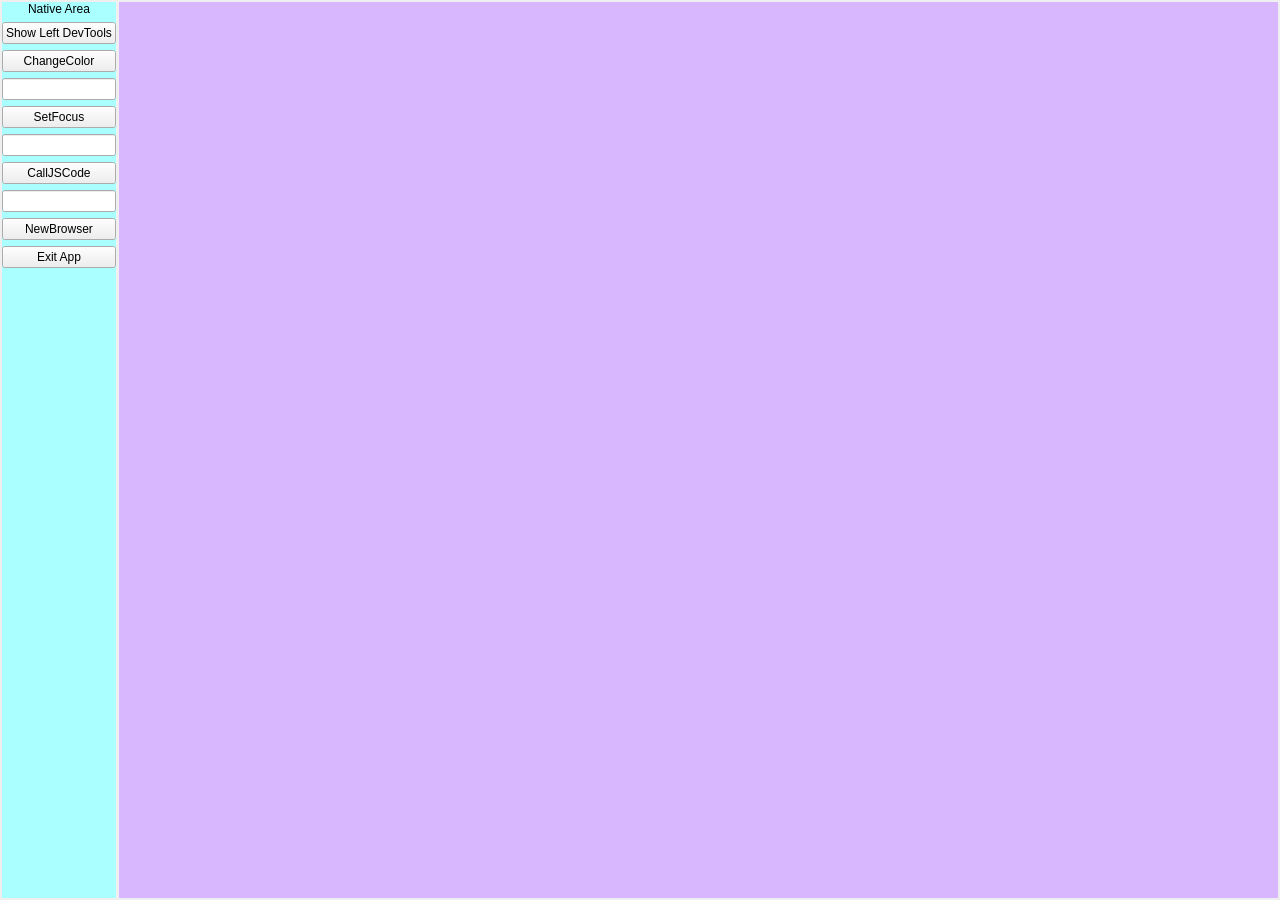
Qt form example/QCefViewTest/MainWindow.ui (likui628/QCefView) before a commit.
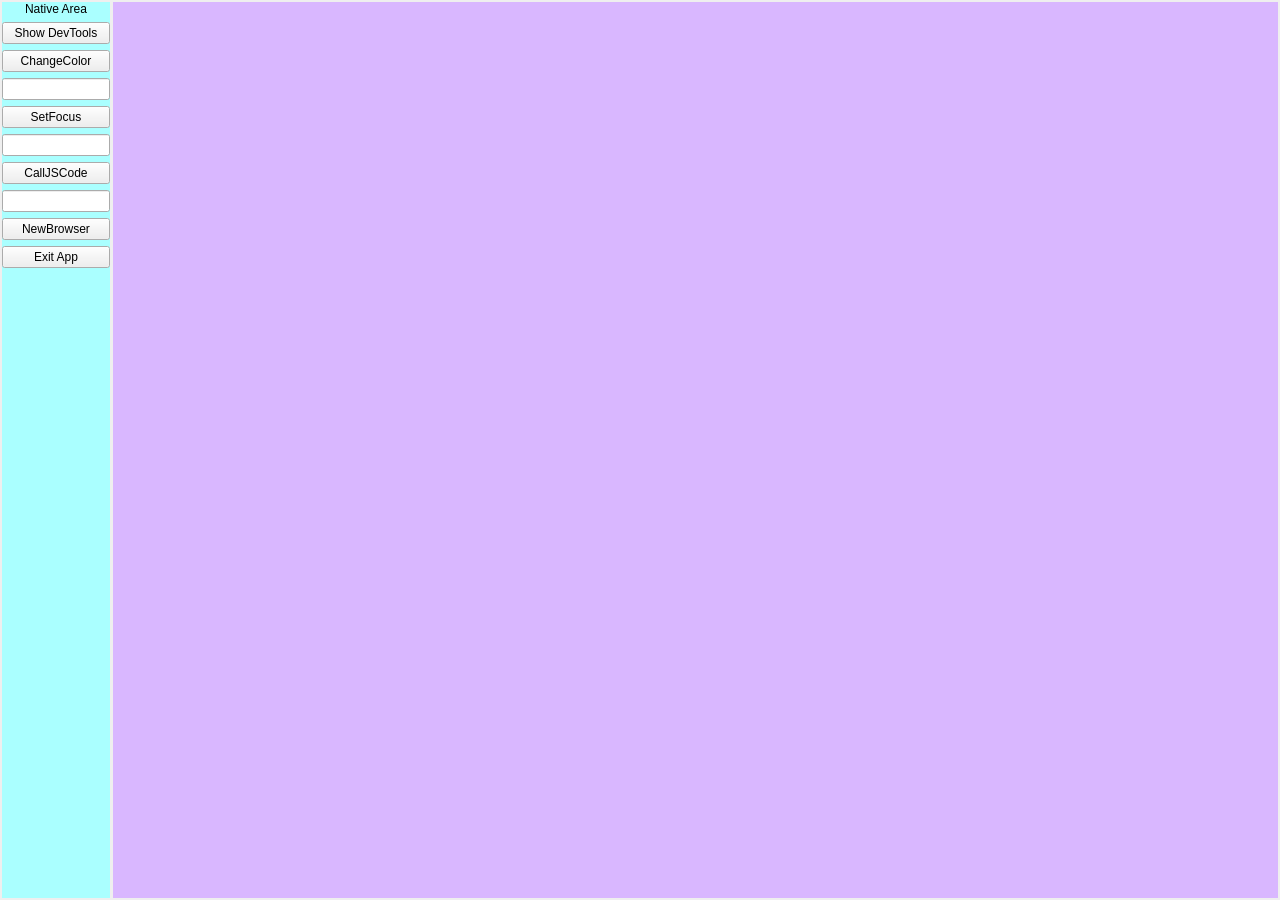
The same form after that commit.

Commit message: chore: enable drag and drop

```diff
--- a/example/QCefViewTest/MainWindow.ui
+++ b/example/QCefViewTest/MainWindow.ui
@@ -87,7 +87,7 @@
        <item>
         <widget class="QPushButton" name="btn_showDevTools">
          <property name="text">
-          <string>Show Left DevTools</string>
+          <string>Show DevTools</string>
          </property>
         </widget>
        </item>
```
The commit also changes 2 other files.
